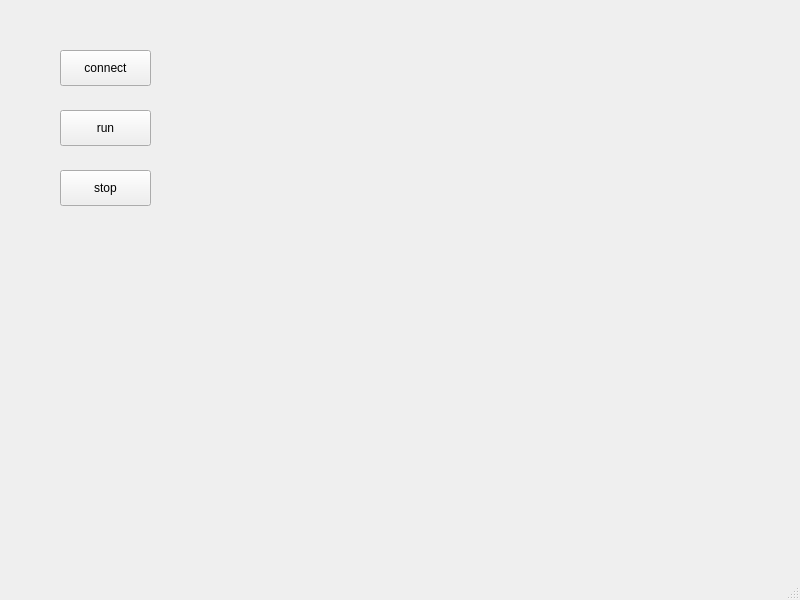
Old version of the form testRtaudio/app/mainwindow.ui in the repository cchafe/hacktrip.
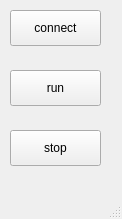
New version of the form.

What changed in the file:
```diff
--- a/testRtaudio/app/mainwindow.ui
+++ b/testRtaudio/app/mainwindow.ui
@@ -6,8 +6,8 @@
    <rect>
     <x>0</x>
     <y>0</y>
-    <width>800</width>
-    <height>600</height>
+    <width>122</width>
+    <height>219</height>
    </rect>
   </property>
   <property name="windowTitle">
@@ -17,8 +17,8 @@
    <widget class="QPushButton" name="connectButton">
     <property name="geometry">
      <rect>
-      <x>60</x>
-      <y>50</y>
+      <x>10</x>
+      <y>10</y>
       <width>91</width>
       <height>36</height>
      </rect>
@@ -30,8 +30,8 @@
    <widget class="QPushButton" name="runButton">
     <property name="geometry">
      <rect>
-      <x>60</x>
-      <y>110</y>
+      <x>10</x>
+      <y>70</y>
       <width>91</width>
       <height>36</height>
      </rect>
@@ -43,8 +43,8 @@
    <widget class="QPushButton" name="stopButton">
     <property name="geometry">
      <rect>
-      <x>60</x>
-      <y>170</y>
+      <x>10</x>
+      <y>130</y>
       <width>91</width>
       <height>36</height>
      </rect>
```
Left out of the diff: 2 changed lines with no effect on the pictures.
